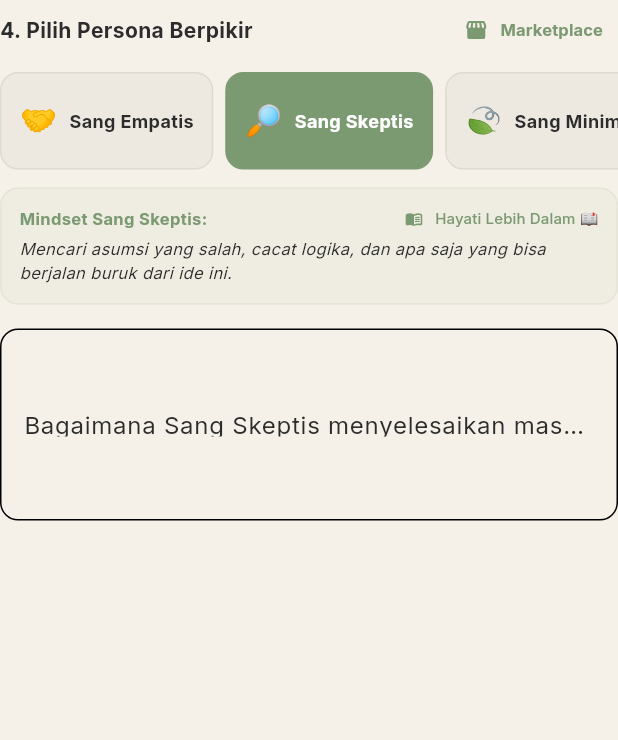
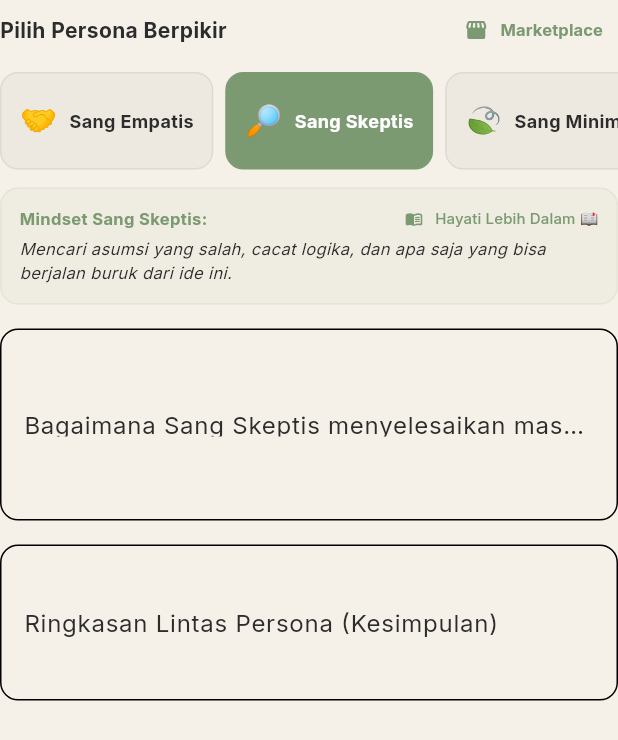
Before and after one commit to fajarkurnia0388/life-tree, a Flutter app: the RoleStormingWorkspace widget shown alone on an empty page, opened directly with empty values, after a tap on "Sang Skeptis", on a phone screen of 412 x 824 dp. Shown: the top 740 px of the screen. Run offline on Flutter 3.47's test engine with Material 3 defaults, Android fonts, the phone set to English and light mode, and no system bars; our stand-ins replace drift, flutter_local_notifications, flutter_riverpod, go_router, share_plus, timezone; accounts and stored records are empty; generated files the repository leaves out were written again.

Commit message:
feat: implement QuestionStorm and RoleStorming workspace widgets for thinking canvas

```diff
--- a/app/lib/src/features/thinking_canvas/widgets/workspaces/role_storming_workspace.dart
+++ b/app/lib/src/features/thinking_canvas/widgets/workspaces/role_storming_workspace.dart
@@ -1,4 +1,5 @@
 import 'package:flutter/material.dart';
+import 'package:flutter_riverpod/flutter_riverpod.dart';
 import '../../../../core/theme/app_spacing.dart';
 
 // ==========================================
@@ -172,7 +173,7 @@ class PersonaPackage {
 }
 
 
-class RoleStormingWorkspace extends StatefulWidget {
+class RoleStormingWorkspace extends ConsumerStatefulWidget {
   final ValueChanged<String> onChanged;
   const RoleStormingWorkspace({
     super.key,
@@ -180,39 +181,71 @@ class RoleStormingWorkspace extends StatefulWidget {
   });
 
   @override
-  State<RoleStormingWorkspace> createState() => _RoleStormingWorkspaceState();
+  ConsumerState<RoleStormingWorkspace> createState() => _RoleStormingWorkspaceState();
 }
 
-
-class _RoleStormingWorkspaceState extends State<RoleStormingWorkspace> {
+class _RoleStormingWorkspaceState extends ConsumerState<RoleStormingWorkspace> {
   PersonaPackage _activePackage = PersonaPackage.library[0];
   int _selectedPersonaIndex = 0;
   final TextEditingController _notesController = TextEditingController();
+  final TextEditingController _summaryController = TextEditingController();
+  final Map<String, String> _personaNotes = {}; // key: packageId_personaName
 
   void _notifyChanges() {
     if (_selectedPersonaIndex >= _activePackage.personas.length) {
       _selectedPersonaIndex = 0;
     }
-    final persona = _activePackage.personas[_selectedPersonaIndex];
+
+    // Save current persona note to map
+    final activePersona = _activePackage.personas[_selectedPersonaIndex];
+    final activeKey = '${_activePackage.id}_${activePersona.name}';
+    _personaNotes[activeKey] = _notesController.text;
+
     final buffer = StringBuffer();
     buffer.writeln('Sudut Pandang Persona (Role Storming):');
     buffer.writeln('- Paket Aktif: ${_activePackage.title}');
-    buffer.writeln('- Persona Aktif: ${persona.name} ${persona.avatar}');
-    buffer.writeln('- Pola Pikir: ${persona.mindset}');
-    buffer.writeln('- Catatan Ide Persona: ${_notesController.text.trim()}');
+
+    _personaNotes.forEach((key, note) {
+      if (note.trim().isNotEmpty) {
+        final name = key.split('_').last;
+        buffer.writeln('  • $name: ${note.trim()}');
+      }
+    });
+
+    final summary = _summaryController.text.trim();
+    if (summary.isNotEmpty) {
+      buffer.writeln('- Ringkasan Lintas Persona: $summary');
+    }
     widget.onChanged(buffer.toString());
+  }
+
+  void _selectPersona(int index) {
+    final oldPersona = _activePackage.personas[_selectedPersonaIndex];
+    final oldKey = '${_activePackage.id}_${oldPersona.name}';
+    _personaNotes[oldKey] = _notesController.text;
+
+    setState(() {
+      _selectedPersonaIndex = index;
+      final newPersona = _activePackage.personas[index];
+      final newKey = '${_activePackage.id}_${newPersona.name}';
+      _notesController.text = _personaNotes[newKey] ?? '';
+    });
+    _notifyChanges();
   }
 
   @override
   void initState() {
     super.initState();
     _notesController.addListener(_notifyChanges);
+    _summaryController.addListener(_notifyChanges);
   }
 
   @override
   void dispose() {
     _notesController.removeListener(_notifyChanges);
     _notesController.dispose();
+    _summaryController.removeListener(_notifyChanges);
+    _summaryController.dispose();
     super.dispose();
   }
 
@@ -290,7 +323,6 @@ class _RoleStormingWorkspaceState extends State<RoleStormingWorkspace> {
                               width: 40,
                               height: 40,
                               decoration: BoxDecoration(
-                                // Residual: was amber when pkg.isPremium; monetization disabled.
                                 color: Colors.blue.withValues(alpha: 0.1),
                                 shape: BoxShape.circle,
                               ),
@@ -323,8 +355,17 @@ class _RoleStormingWorkspaceState extends State<RoleStormingWorkspace> {
                                 : const Icon(Icons.chevron_right_rounded),
                             onTap: () {
                               setState(() {
+                                // Save current persona's note first
+                                final oldPersona = _activePackage.personas[_selectedPersonaIndex];
+                                final oldKey = '${_activePackage.id}_${oldPersona.name}';
+                                _personaNotes[oldKey] = _notesController.text;
+
                                 _activePackage = pkg;
                                 _selectedPersonaIndex = 0;
+
+                                final newPersona = pkg.personas[0];
+                                final newKey = '${pkg.id}_${newPersona.name}';
+                                _notesController.text = _personaNotes[newKey] ?? '';
                               });
                               _notifyChanges();
                               Navigator.pop(context);
@@ -397,7 +438,7 @@ class _RoleStormingWorkspaceState extends State<RoleStormingWorkspace> {
           mainAxisAlignment: MainAxisAlignment.spaceBetween,
           children: [
             const Text(
-              '4. Pilih Persona Berpikir',
+              'Pilih Persona Berpikir',
               style: TextStyle(fontWeight: FontWeight.bold, fontSize: 14),
             ),
             TextButton.icon(
@@ -428,12 +469,7 @@ class _RoleStormingWorkspaceState extends State<RoleStormingWorkspace> {
               final isSelected = index == _selectedPersonaIndex;
 
               return GestureDetector(
-                onTap: () {
-                  setState(() {
-                    _selectedPersonaIndex = index;
-                  });
-                  _notifyChanges();
-                },
+                onTap: () => _selectPersona(index),
                 child: AnimatedContainer(
                   duration: const Duration(milliseconds: 200),
                   margin: const EdgeInsets.only(right: 8),
@@ -533,13 +569,16 @@ class _RoleStormingWorkspaceState extends State<RoleStormingWorkspace> {
                 'Tuliskan analisis atau pemikiran dari sudut pandang ini...',
             border: OutlineInputBorder(borderRadius: BorderRadius.circular(12)),
           ),
-          autovalidateMode: AutovalidateMode.onUserInteraction,
-          validator: (val) {
-            if (val == null || val.trim().isEmpty) {
-              return 'Harap tuliskan pemikiran dari sudut pandang ${persona.name}';
-            }
-            return null;
-          },
+        ),
+        const SizedBox(height: 16),
+        TextFormField(
+          controller: _summaryController,
+          maxLines: 3,
+          decoration: InputDecoration(
+            labelText: 'Ringkasan Lintas Persona (Kesimpulan)',
+            hintText: 'Sintesis semua sudut pandang di atas menjadi solusi cerdas...',
+            border: OutlineInputBorder(borderRadius: BorderRadius.circular(12)),
+          ),
         ),
       ],
     );
```
Also changed, not shown: app/lib/src/features/thinking_canvas/widgets/workspaces/question_storm_workspace.dart (+54 -17 lines).
